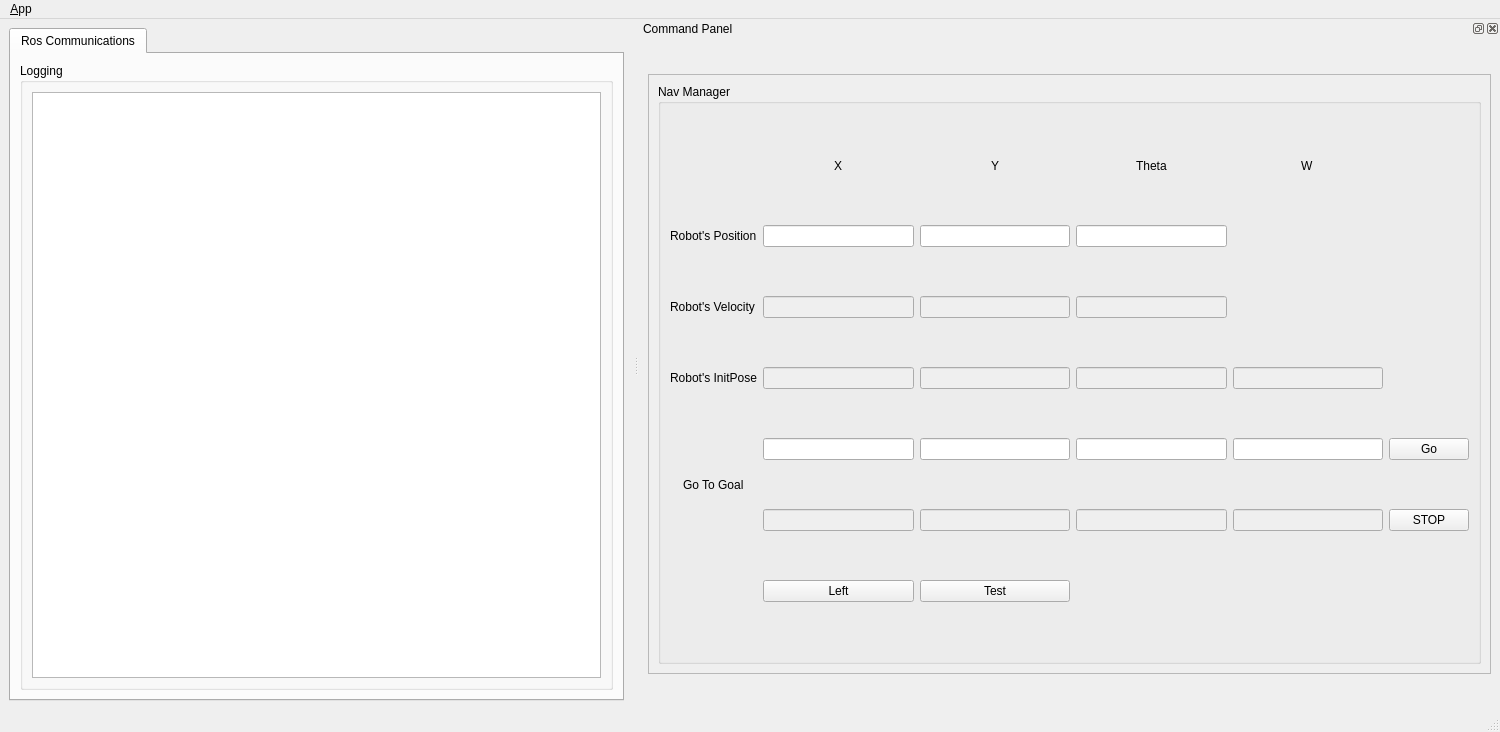
Before: the Qt Designer form using-cpp/qtros/ui/main_window.ui in jdj2261/ROS-Control-GUI, drawn with Qt 5.
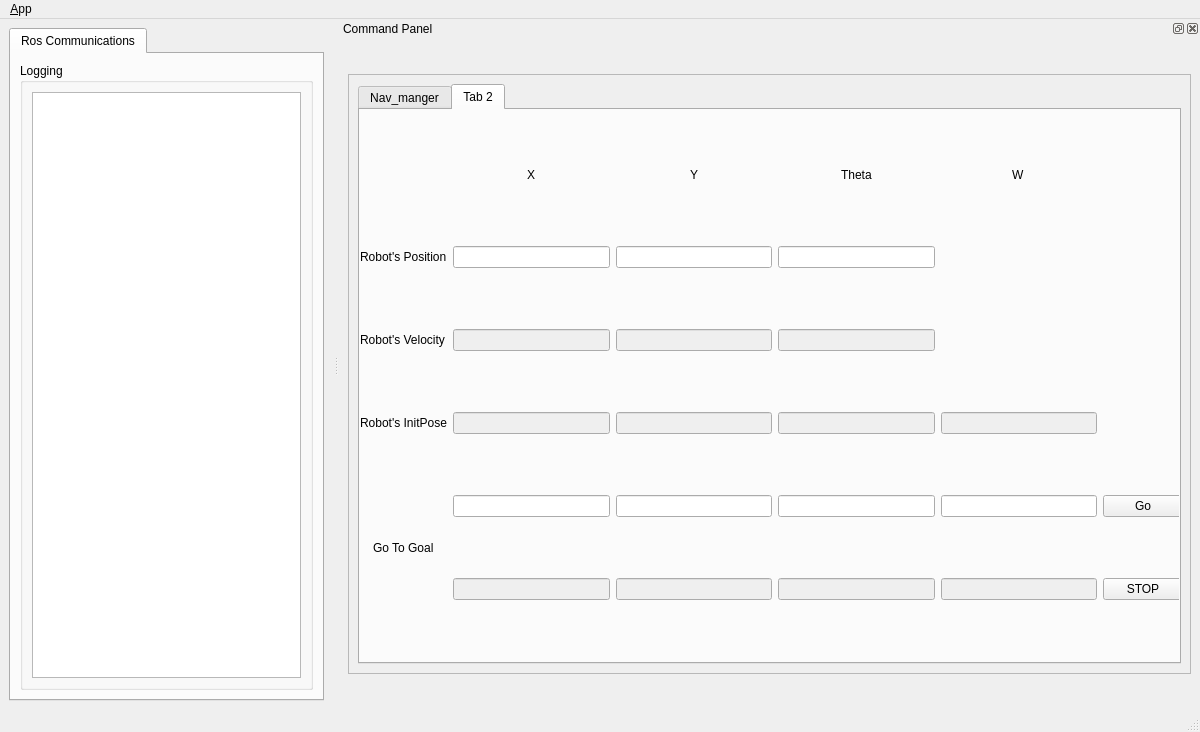
After: the same form once the commit is applied. The open tabs and pages were chosen to show the change. Icons and pictures are not drawn.

Diff of the .ui file:
```diff
--- a/using-cpp/qtros/ui/main_window.ui
+++ b/using-cpp/qtros/ui/main_window.ui
@@ -6,7 +6,7 @@
    <rect>
     <x>0</x>
     <y>0</y>
-    <width>1500</width>
+    <width>1200</width>
     <height>732</height>
    </rect>
   </property>
@@ -113,7 +113,7 @@
     <rect>
      <x>0</x>
      <y>0</y>
-     <width>1500</width>
+     <width>1200</width>
      <height>22</height>
     </rect>
    </property>
@@ -183,9 +183,22 @@
        </property>
        <layout class="QVBoxLayout" name="verticalLayout_3">
         <item>
-         <widget class="QGroupBox" name="groupBox_2">
-          <property name="title">
-           <string>Nav Manager</string>
+         <widget class="QTabWidget" name="tabWidget">
+          <property name="currentIndex">
+           <number>0</number>
+          </property>
+          <widget class="QWidget" name="Nav_manager">
+           <attribute name="title">
+            <string>Nav_manger</string>
+           </attribute>
+           <widget class="QWidget" name="widget_2" native="true">
+            <property name="geometry">
+             <rect>
+              <x>0</x>
+              <y>0</y>
+              <width>823</width>
+              <height>551</height>
+             </rect>
           </property>
           <layout class="QGridLayout" name="gridLayout_2">
            <item row="5" column="2">
@@ -195,40 +208,6 @@
              </property>
             </widget>
            </item>
-           <item row="0" column="3" alignment="Qt::AlignHCenter">
-            <widget class="QLabel" name="label_theta">
-             <property name="text">
-              <string>Theta</string>
-             </property>
-            </widget>
-           </item>
-           <item row="5" column="3">
-            <widget class="QLineEdit" name="Init_theta">
-             <property name="enabled">
-              <bool>false</bool>
-             </property>
-            </widget>
-           </item>
-           <item row="7" column="3">
-            <widget class="QLineEdit" name="lineEdit_7">
-             <property name="enabled">
-              <bool>false</bool>
-             </property>
-            </widget>
-           </item>
-           <item row="5" column="4">
-            <widget class="QLineEdit" name="Init_w">
-             <property name="enabled">
-              <bool>false</bool>
-             </property>
-             <property name="readOnly">
-              <bool>true</bool>
-             </property>
-            </widget>
-           </item>
-           <item row="6" column="2">
-            <widget class="QLineEdit" name="lineEdit"/>
-           </item>
            <item row="0" column="1" alignment="Qt::AlignHCenter">
             <widget class="QLabel" name="label_x">
              <property name="maximumSize">
@@ -242,85 +221,6 @@
              </property>
             </widget>
            </item>
-           <item row="4" column="2">
-            <widget class="QLineEdit" name="Vel_y">
-             <property name="enabled">
-              <bool>false</bool>
-             </property>
-             <property name="readOnly">
-              <bool>true</bool>
-             </property>
-            </widget>
-           </item>
-           <item row="4" column="0">
-            <widget class="QLabel" name="label_2">
-             <property name="text">
-              <string>Robot's Velocity</string>
-             </property>
-            </widget>
-           </item>
-           <item row="17" column="1">
-            <widget class="QPushButton" name="left_button">
-             <property name="text">
-              <string>Left</string>
-             </property>
-            </widget>
-           </item>
-           <item row="7" column="1">
-            <widget class="QLineEdit" name="lineEdit_5">
-             <property name="enabled">
-              <bool>false</bool>
-             </property>
-            </widget>
-           </item>
-           <item row="1" column="3">
-            <widget class="QLineEdit" name="Pose_theta">
-             <property name="enabled">
-              <bool>true</bool>
-             </property>
-            </widget>
-           </item>
-           <item row="1" column="1">
-            <widget class="QLineEdit" name="Pose_x">
-             <property name="enabled">
-              <bool>true</bool>
-             </property>
-            </widget>
-           </item>
-           <item row="7" column="4">
-            <widget class="QLineEdit" name="lineEdit_8">
-             <property name="enabled">
-              <bool>false</bool>
-             </property>
-            </widget>
-           </item>
-           <item row="1" column="0">
-            <widget class="QLabel" name="label">
-             <property name="text">
-              <string>Robot's Position</string>
-             </property>
-            </widget>
-           </item>
-           <item row="7" column="2">
-            <widget class="QLineEdit" name="lineEdit_6">
-             <property name="enabled">
-              <bool>false</bool>
-             </property>
-            </widget>
-           </item>
-           <item row="5" column="1">
-            <widget class="QLineEdit" name="Init_x">
-             <property name="enabled">
-              <bool>false</bool>
-             </property>
-            </widget>
-           </item>
-           <item row="6" column="3">
-            <widget class="QLineEdit" name="lineEdit_3"/>
-           </item>
-           <item row="6" column="4">
-            <widget class="QLineEdit" name="lineEdit_4"/>
-           </item>
            <item row="5" column="0">
             <widget class="QLabel" name="label_3">
              <property name="text">
@@ -328,36 +228,8 @@
              </property>
             </widget>
            </item>
-           <item row="17" column="2">
-            <widget class="QPushButton" name="test_button">
-             <property name="text">
-              <string>Test</string>
-             </property>
-            </widget>
-           </item>
-           <item row="6" column="0" rowspan="2" alignment="Qt::AlignHCenter">
-            <widget class="QLabel" name="label_4">
-             <property name="text">
-              <string>Go To Goal</string>
-             </property>
-            </widget>
-           </item>
-           <item row="1" column="2">
-            <widget class="QLineEdit" name="Pose_y">
-             <property name="enabled">
-              <bool>true</bool>
-             </property>
-            </widget>
-           </item>
-           <item row="0" column="4" alignment="Qt::AlignHCenter">
-            <widget class="QLabel" name="label_w">
-             <property name="text">
-              <string>W</string>
-             </property>
-            </widget>
-           </item>
-           <item row="6" column="1">
-            <widget class="QLineEdit" name="lineEdit_2"/>
+             <item row="6" column="2">
+              <widget class="QLineEdit" name="go_to_goal_y"/>
            </item>
            <item row="4" column="1">
             <widget class="QLineEdit" name="Vel_x">
@@ -369,6 +241,30 @@
              </property>
             </widget>
            </item>
+             <item row="7" column="4">
+              <widget class="QLineEdit" name="lineEdit_8">
+               <property name="enabled">
+                <bool>false</bool>
+               </property>
+              </widget>
+             </item>
+             <item row="6" column="0" rowspan="2" alignment="Qt::AlignHCenter">
+              <widget class="QLabel" name="label_4">
+               <property name="text">
+                <string>Go To Goal</string>
+               </property>
+              </widget>
+             </item>
+             <item row="1" column="3">
+              <widget class="QLineEdit" name="Pose_theta">
+               <property name="enabled">
+                <bool>false</bool>
+               </property>
+              </widget>
+             </item>
+             <item row="6" column="3">
+              <widget class="QLineEdit" name="go_to_goal_theta"/>
+             </item>
            <item row="4" column="3">
             <widget class="QLineEdit" name="Vel_theta">
              <property name="enabled">
@@ -379,6 +275,125 @@
              </property>
             </widget>
            </item>
+             <item row="6" column="1">
+              <widget class="QLineEdit" name="go_to_goal_x"/>
+             </item>
+             <item row="7" column="1">
+              <widget class="QLineEdit" name="lineEdit_5">
+               <property name="enabled">
+                <bool>false</bool>
+               </property>
+              </widget>
+             </item>
+             <item row="1" column="0">
+              <widget class="QLabel" name="label">
+               <property name="text">
+                <string>Robot's Position</string>
+               </property>
+              </widget>
+             </item>
+             <item row="1" column="1">
+              <widget class="QLineEdit" name="Pose_x">
+               <property name="enabled">
+                <bool>false</bool>
+               </property>
+              </widget>
+             </item>
+             <item row="0" column="4" alignment="Qt::AlignHCenter">
+              <widget class="QLabel" name="label_w">
+               <property name="text">
+                <string>W</string>
+               </property>
+              </widget>
+             </item>
+             <item row="6" column="4">
+              <widget class="QLineEdit" name="go_to_goal_w"/>
+             </item>
+             <item row="5" column="3">
+              <widget class="QLineEdit" name="Init_theta">
+               <property name="enabled">
+                <bool>false</bool>
+               </property>
+              </widget>
+             </item>
+             <item row="4" column="0">
+              <widget class="QLabel" name="label_2">
+               <property name="text">
+                <string>Robot's Velocity</string>
+               </property>
+              </widget>
+             </item>
+             <item row="1" column="2">
+              <widget class="QLineEdit" name="Pose_y">
+               <property name="enabled">
+                <bool>false</bool>
+               </property>
+              </widget>
+             </item>
+             <item row="5" column="4">
+              <widget class="QLineEdit" name="Init_w">
+               <property name="enabled">
+                <bool>false</bool>
+               </property>
+               <property name="readOnly">
+                <bool>true</bool>
+               </property>
+              </widget>
+             </item>
+             <item row="5" column="1">
+              <widget class="QLineEdit" name="Init_x">
+               <property name="enabled">
+                <bool>false</bool>
+               </property>
+              </widget>
+             </item>
+             <item row="7" column="3">
+              <widget class="QLineEdit" name="lineEdit_7">
+               <property name="enabled">
+                <bool>false</bool>
+               </property>
+              </widget>
+             </item>
+             <item row="7" column="5">
+              <widget class="QPushButton" name="stop_button">
+               <property name="font">
+                <font>
+                 <weight>75</weight>
+                 <italic>false</italic>
+                 <bold>true</bold>
+                 <underline>false</underline>
+                 <strikeout>false</strikeout>
+                 <stylestrategy>PreferDefault</stylestrategy>
+                 <kerning>true</kerning>
+                </font>
+               </property>
+               <property name="text">
+                <string>STOP</string>
+               </property>
+               <property name="checkable">
+                <bool>true</bool>
+               </property>
+               <property name="checked">
+                <bool>false</bool>
+               </property>
+               <property name="autoDefault">
+                <bool>true</bool>
+               </property>
+               <property name="default">
+                <bool>true</bool>
+               </property>
+               <property name="flat">
+                <bool>false</bool>
+               </property>
+              </widget>
+             </item>
+             <item row="0" column="3" alignment="Qt::AlignHCenter">
+              <widget class="QLabel" name="label_theta">
+               <property name="text">
+                <string>Theta</string>
+               </property>
+              </widget>
+             </item>
            <item row="0" column="2" alignment="Qt::AlignHCenter">
             <widget class="QLabel" name="label_y">
              <property name="text">
@@ -399,8 +414,96 @@
              </property>
             </widget>
            </item>
+            </layout>
+           </widget>
+          </widget>
+          <widget class="QWidget" name="tab_12">
+           <attribute name="title">
+            <string>Tab 2</string>
+           </attribute>
+           <widget class="QWidget" name="widget_3" native="true">
+            <property name="geometry">
+             <rect>
+              <x>0</x>
+              <y>0</y>
+              <width>823</width>
+              <height>551</height>
+             </rect>
+            </property>
+            <layout class="QGridLayout" name="gridLayout_5">
+             <item row="0" column="4" alignment="Qt::AlignHCenter">
+              <widget class="QLabel" name="label_w_2">
+               <property name="text">
+                <string>W</string>
+               </property>
+              </widget>
+             </item>
+             <item row="0" column="1" alignment="Qt::AlignHCenter">
+              <widget class="QLabel" name="label_x_2">
+               <property name="maximumSize">
+                <size>
+                 <width>16777215</width>
+                 <height>20</height>
+                </size>
+               </property>
+               <property name="text">
+                <string>X</string>
+               </property>
+              </widget>
+             </item>
+             <item row="6" column="5">
+              <widget class="QPushButton" name="go_Button_2">
+               <property name="text">
+                <string>Go</string>
+               </property>
+               <property name="checkable">
+                <bool>false</bool>
+               </property>
+               <property name="checked">
+                <bool>false</bool>
+               </property>
+              </widget>
+             </item>
+             <item row="7" column="1">
+              <widget class="QLineEdit" name="lineEdit_12">
+               <property name="enabled">
+                <bool>false</bool>
+               </property>
+              </widget>
+             </item>
+             <item row="4" column="1">
+              <widget class="QLineEdit" name="Vel_x_2">
+               <property name="enabled">
+                <bool>false</bool>
+               </property>
+               <property name="readOnly">
+                <bool>true</bool>
+               </property>
+              </widget>
+             </item>
+             <item row="5" column="3">
+              <widget class="QLineEdit" name="Init_theta_2">
+               <property name="enabled">
+                <bool>false</bool>
+               </property>
+              </widget>
+             </item>
+             <item row="5" column="1">
+              <widget class="QLineEdit" name="Init_x_2">
+               <property name="enabled">
+                <bool>false</bool>
+               </property>
+              </widget>
+             </item>
+             <item row="7" column="2">
+              <widget class="QLineEdit" name="lineEdit_9">
+               <property name="enabled">
+                <bool>false</bool>
+               </property>
+              </widget>
+             </item>
            <item row="7" column="5">
-            <widget class="QPushButton" name="stop_button">
+              <widget class="QPushButton" name="stop_button_2">
              <property name="text">
               <string>STOP</string>
              </property>
@@ -409,7 +512,135 @@
              </property>
             </widget>
            </item>
-          </layout>
+             <item row="5" column="2">
+              <widget class="QLineEdit" name="Init_y_2">
+               <property name="enabled">
+                <bool>false</bool>
+               </property>
+              </widget>
+             </item>
+             <item row="0" column="2" alignment="Qt::AlignHCenter">
+              <widget class="QLabel" name="label_y_2">
+               <property name="text">
+                <string>Y</string>
+               </property>
+              </widget>
+             </item>
+             <item row="4" column="2">
+              <widget class="QLineEdit" name="Vel_y_2">
+               <property name="enabled">
+                <bool>false</bool>
+               </property>
+               <property name="readOnly">
+                <bool>true</bool>
+               </property>
+              </widget>
+             </item>
+             <item row="4" column="0">
+              <widget class="QLabel" name="label_5">
+               <property name="text">
+                <string>Robot's Velocity</string>
+               </property>
+              </widget>
+             </item>
+             <item row="4" column="3">
+              <widget class="QLineEdit" name="Vel_theta_2">
+               <property name="enabled">
+                <bool>false</bool>
+               </property>
+               <property name="readOnly">
+                <bool>true</bool>
+               </property>
+              </widget>
+             </item>
+             <item row="1" column="0">
+              <widget class="QLabel" name="label_7">
+               <property name="text">
+                <string>Robot's Position</string>
+               </property>
+              </widget>
+             </item>
+             <item row="6" column="0" rowspan="2" alignment="Qt::AlignHCenter">
+              <widget class="QLabel" name="label_6">
+               <property name="text">
+                <string>Go To Goal</string>
+               </property>
+              </widget>
+             </item>
+             <item row="1" column="1">
+              <widget class="QLineEdit" name="Pose_x_2">
+               <property name="enabled">
+                <bool>true</bool>
+               </property>
+              </widget>
+             </item>
+             <item row="1" column="2">
+              <widget class="QLineEdit" name="Pose_y_2">
+               <property name="enabled">
+                <bool>true</bool>
+               </property>
+              </widget>
+             </item>
+             <item row="6" column="1">
+              <widget class="QLineEdit" name="lineEdit_13"/>
+             </item>
+             <item row="6" column="4">
+              <widget class="QLineEdit" name="lineEdit_14"/>
+             </item>
+             <item row="7" column="4">
+              <widget class="QLineEdit" name="lineEdit_16">
+               <property name="enabled">
+                <bool>false</bool>
+               </property>
+              </widget>
+             </item>
+             <item row="7" column="3">
+              <widget class="QLineEdit" name="lineEdit_11">
+               <property name="enabled">
+                <bool>false</bool>
+               </property>
+              </widget>
+             </item>
+             <item row="6" column="3">
+              <widget class="QLineEdit" name="lineEdit_10"/>
+             </item>
+             <item row="0" column="3" alignment="Qt::AlignHCenter">
+              <widget class="QLabel" name="label_theta_2">
+               <property name="text">
+                <string>Theta</string>
+               </property>
+              </widget>
+             </item>
+             <item row="5" column="4">
+              <widget class="QLineEdit" name="Init_w_2">
+               <property name="enabled">
+                <bool>false</bool>
+               </property>
+               <property name="readOnly">
+                <bool>true</bool>
+               </property>
+              </widget>
+             </item>
+             <item row="5" column="0">
+              <widget class="QLabel" name="label_8">
+               <property name="text">
+                <string>Robot's InitPose</string>
+               </property>
+              </widget>
+             </item>
+             <item row="6" column="2">
+              <widget class="QLineEdit" name="lineEdit_15"/>
+             </item>
+             <item row="1" column="3">
+              <widget class="QLineEdit" name="Pose_theta_2">
+               <property name="enabled">
+                <bool>true</bool>
+               </property>
+              </widget>
+             </item>
+            </layout>
+           </widget>
+          </widget>
          </widget>
         </item>
        </layout>
```
Left out of the diff: 39 changed lines with no effect on the pictures. Lines whose indentation alone changed are shown as unchanged.
